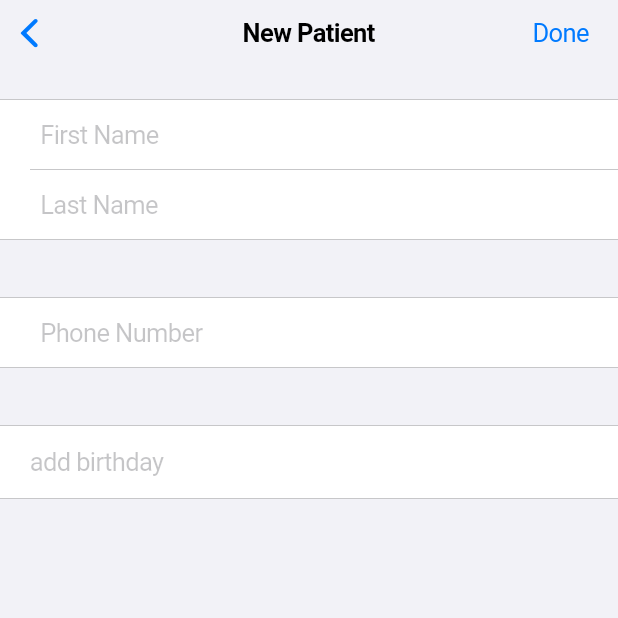
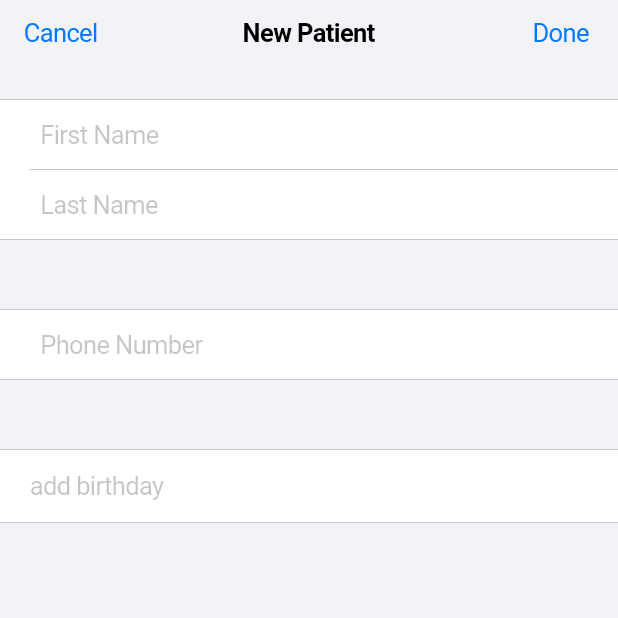
Before and after one commit to iselo/doctor-planner, a Flutter app: the AddPatientSheet screen opened directly, on a phone screen of 412 x 824 dp, the top half of it. Run offline on Flutter 3.47's test engine with Material 3 defaults, Android fonts, the phone set to English and light mode, and no system bars; our stand-ins replace drift, flutter_riverpod, modal_bottom_sheet; missing offline and left inert: dart:js_interop; accounts and stored records are empty; generated files the repository leaves out were written again.

Commit message:
Add showCupertinoSheet

```diff
--- a/lib/patients/add_patient_sheet.dart
+++ b/lib/patients/add_patient_sheet.dart
@@ -14,7 +14,7 @@ class AddPatientSheet extends ConsumerStatefulWidget {
 }
 
 class _AddPatientSheetState extends ConsumerState<AddPatientSheet> {
-  static const double sectionSpacing = 16.0;
+  static const double sectionSpacing = 24.0;
 
   final _firstNameController = TextEditingController();
   final _lastNameController = TextEditingController();
@@ -28,6 +28,11 @@ class _AddPatientSheetState extends ConsumerState<AddPatientSheet> {
     return CupertinoPageScaffold(
       backgroundColor: CupertinoColors.systemGrey6,
       navigationBar: CupertinoNavigationBar(
+        leading: CupertinoButton(
+          padding: EdgeInsets.zero,
+          onPressed: ()=> Navigator.of(context).pop(),
+          child: const Text("Cancel"),
+        ),
         middle: const Text("New Patient"),
         // previousPageTitle: "Patients",
         trailing: CupertinoButton(
@@ -65,8 +70,7 @@ class _AddPatientSheetState extends ConsumerState<AddPatientSheet> {
                     child: Container(
                       alignment: Alignment.centerLeft,
                       padding: const EdgeInsets.symmetric(vertical: 8),
-                      child:
-                      Text(
+                      child: Text(
                         _selectedBirthday == null
                             ? "add birthday"
                             : locale.format(_selectedBirthday!),
```
Also changed, not shown: lib/patients/patient_tab_view.dart (+6 -1 lines), 3 other files.
